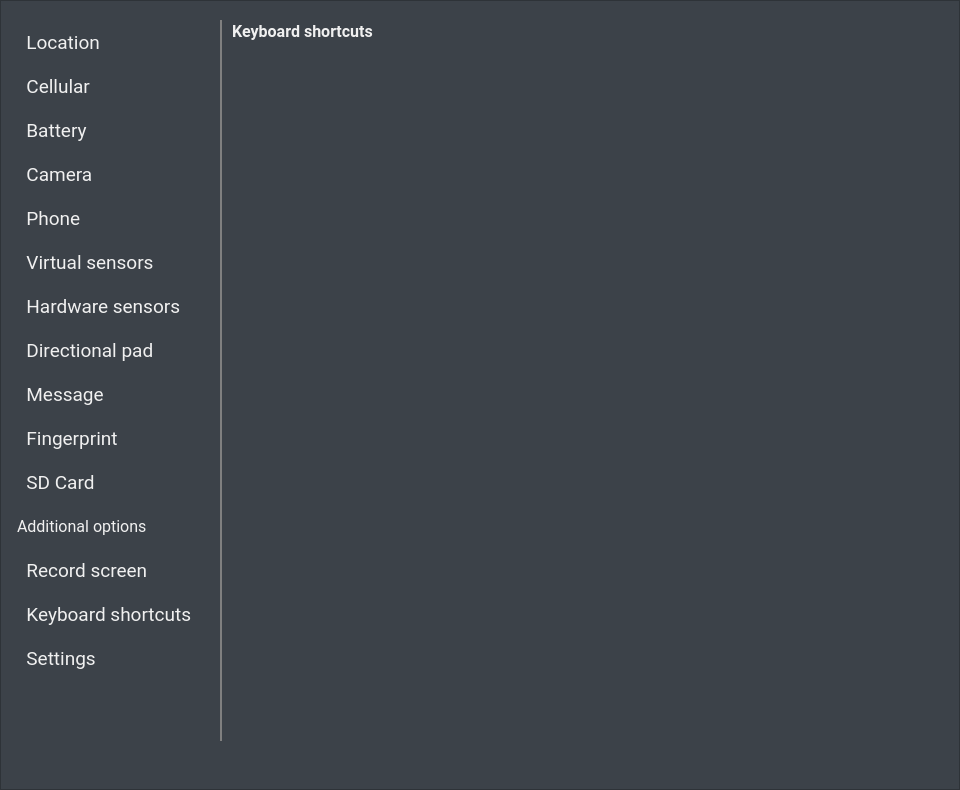
Before: the Qt Designer form android/skin/qt/extended.ui in aosp-mirror/platform_external_qemu, drawn with Qt 5.
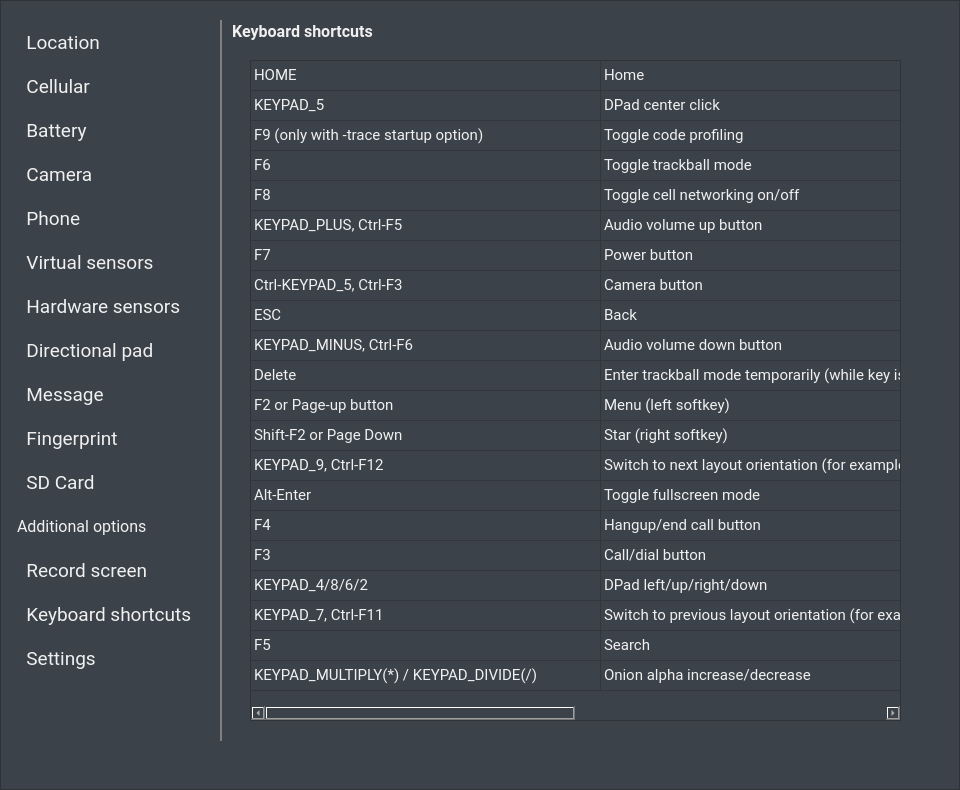
After: the same form once the commit is applied. The open tabs and pages were chosen to show the change. Icons and pictures are not drawn.

Commit message:
Populate the Keyboard shortcuts pane
Add a table showing the shortcut keys and their functions

Explicitly enable the table's headers, because QtDesigner
forgets this setting.

What changed in the file:
```diff
--- a/android/skin/qt/extended.ui
+++ b/android/skin/qt/extended.ui
@@ -1623,6 +1623,334 @@
       <string>Keyboard shortcuts</string>
      </property>
     </widget>
+    <widget class="QTableWidget" name="shortcutsTableWidget">
+     <property name="enabled">
+      <bool>true</bool>
+     </property>
+     <property name="geometry">
+      <rect>
+       <x>20</x>
+       <y>40</y>
+       <width>651</width>
+       <height>661</height>
+      </rect>
+     </property>
+     <property name="sizePolicy">
+      <sizepolicy hsizetype="Expanding" vsizetype="Expanding">
+       <horstretch>0</horstretch>
+       <verstretch>0</verstretch>
+      </sizepolicy>
+     </property>
+     <property name="minimumSize">
+      <size>
+       <width>651</width>
+       <height>0</height>
+      </size>
+     </property>
+     <property name="font">
+      <font>
+       <family>Roboto</family>
+       <pointsize>11</pointsize>
+      </font>
+     </property>
+     <property name="horizontalScrollBarPolicy">
+      <enum>Qt::ScrollBarAsNeeded</enum>
+     </property>
+     <property name="sortingEnabled">
+      <bool>false</bool>
+     </property>
+     <property name="wordWrap">
+      <bool>true</bool>
+     </property>
+     <property name="cornerButtonEnabled">
+      <bool>false</bool>
+     </property>
+     <property name="rowCount">
+      <number>21</number>
+     </property>
+     <attribute name="horizontalHeaderVisible">
+      <bool>false</bool>
+     </attribute>
+     <attribute name="horizontalHeaderCascadingSectionResizes">
+      <bool>true</bool>
+     </attribute>
+     <attribute name="horizontalHeaderDefaultSectionSize">
+      <number>350</number>
+     </attribute>
+     <attribute name="horizontalHeaderShowSortIndicator" stdset="0">
+      <bool>false</bool>
+     </attribute>
+     <attribute name="horizontalHeaderStretchLastSection">
+      <bool>false</bool>
+     </attribute>
+     <attribute name="verticalHeaderVisible">
+      <bool>false</bool>
+     </attribute>
+     <row/>
+     <row/>
+     <row/>
+     <row/>
+     <row/>
+     <row/>
+     <row/>
+     <row/>
+     <row/>
+     <row/>
+     <row/>
+     <row/>
+     <row/>
+     <row/>
+     <row/>
+     <row/>
+     <row/>
+     <row/>
+     <row/>
+     <row/>
+     <row/>
+     <column>
+      <property name="text">
+       <string>Shortcut key</string>
+      </property>
+      <property name="font">
+       <font>
+        <family>Roboto</family>
+        <pointsize>12</pointsize>
+       </font>
+      </property>
+     </column>
+     <column>
+      <property name="text">
+       <string>Description</string>
+      </property>
+      <property name="font">
+       <font>
+        <family>Roboto</family>
+        <pointsize>12</pointsize>
+       </font>
+      </property>
+     </column>
+     <item row="0" column="0">
+      <property name="text">
+       <string>HOME</string>
+      </property>
+      <property name="font">
+       <font>
+        <family>Roboto</family>
+       </font>
+      </property>
+      <property name="textAlignment">
+       <set>AlignLeft|AlignVCenter</set>
+      </property>
+      <property name="flags">
+       <set>NoItemFlags</set>
+      </property>
+     </item>
+     <item row="0" column="1">
+      <property name="text">
+       <string>Home</string>
+      </property>
+     </item>
+     <item row="1" column="0">
+      <property name="text">
+       <string>KEYPAD_5</string>
+      </property>
+     </item>
+     <item row="1" column="1">
+      <property name="text">
+       <string>DPad center click</string>
+      </property>
+     </item>
+     <item row="2" column="0">
+      <property name="text">
+       <string>F9 (only with -trace startup option)</string>
+      </property>
+     </item>
+     <item row="2" column="1">
+      <property name="text">
+       <string>Toggle code profiling</string>
+      </property>
+     </item>
+     <item row="3" column="0">
+      <property name="text">
+       <string>F6</string>
+      </property>
+     </item>
+     <item row="3" column="1">
+      <property name="text">
+       <string>Toggle trackball mode</string>
+      </property>
+     </item>
+     <item row="4" column="0">
+      <property name="text">
+       <string>F8</string>
+      </property>
+     </item>
+     <item row="4" column="1">
+      <property name="text">
+       <string>Toggle cell networking on/off</string>
+      </property>
+     </item>
+     <item row="5" column="0">
+      <property name="text">
+       <string>KEYPAD_PLUS, Ctrl-F5</string>
+      </property>
+     </item>
+     <item row="5" column="1">
+      <property name="text">
+       <string>Audio volume up button</string>
+      </property>
+     </item>
+     <item row="6" column="0">
+      <property name="text">
+       <string>F7</string>
+      </property>
+     </item>
+     <item row="6" column="1">
+      <property name="text">
+       <string>Power button</string>
+      </property>
+     </item>
+     <item row="7" column="0">
+      <property name="text">
+       <string>Ctrl-KEYPAD_5, Ctrl-F3</string>
+      </property>
+     </item>
+     <item row="7" column="1">
+      <property name="text">
+       <string>Camera button</string>
+      </property>
+     </item>
+     <item row="8" column="0">
+      <property name="text">
+       <string>ESC</string>
+      </property>
+     </item>
+     <item row="8" column="1">
+      <property name="text">
+       <string>Back</string>
+      </property>
+     </item>
+     <item row="9" column="0">
+      <property name="text">
+       <string>KEYPAD_MINUS, Ctrl-F6</string>
+      </property>
+     </item>
+     <item row="9" column="1">
+      <property name="text">
+       <string>Audio volume down button</string>
+      </property>
+     </item>
+     <item row="10" column="0">
+      <property name="text">
+       <string>Delete</string>
+      </property>
+     </item>
+     <item row="10" column="1">
+      <property name="text">
+       <string>Enter trackball mode temporarily (while key is pressed)</string>
+      </property>
+     </item>
+     <item row="11" column="0">
+      <property name="text">
+       <string>F2 or Page-up button</string>
+      </property>
+     </item>
+     <item row="11" column="1">
+      <property name="text">
+       <string>Menu (left softkey)</string>
+      </property>
+     </item>
+     <item row="12" column="0">
+      <property name="text">
+       <string>Shift-F2 or Page Down</string>
+      </property>
+     </item>
+     <item row="12" column="1">
+      <property name="text">
+       <string>Star (right softkey)</string>
+      </property>
+     </item>
+     <item row="13" column="0">
+      <property name="text">
+       <string>KEYPAD_9, Ctrl-F12</string>
+      </property>
+     </item>
+     <item row="13" column="1">
+      <property name="text">
+       <string>Switch to next layout orientation (for example, portrait, landscape)</string>
+      </property>
+     </item>
+     <item row="14" column="0">
+      <property name="text">
+       <string>Alt-Enter</string>
+      </property>
+     </item>
+     <item row="14" column="1">
+      <property name="text">
+       <string>Toggle fullscreen mode</string>
+      </property>
+     </item>
+     <item row="15" column="0">
+      <property name="text">
+       <string>F4</string>
+      </property>
+     </item>
+     <item row="15" column="1">
+      <property name="text">
+       <string>Hangup/end call button</string>
+      </property>
+     </item>
+     <item row="16" column="0">
+      <property name="text">
+       <string>F3</string>
+      </property>
+     </item>
+     <item row="16" column="1">
+      <property name="text">
+       <string>Call/dial button</string>
+      </property>
+     </item>
+     <item row="17" column="0">
+      <property name="text">
+       <string>KEYPAD_4/8/6/2</string>
+      </property>
+     </item>
+     <item row="17" column="1">
+      <property name="text">
+       <string>DPad left/up/right/down</string>
+      </property>
+     </item>
+     <item row="18" column="0">
+      <property name="text">
+       <string>KEYPAD_7, Ctrl-F11</string>
+      </property>
+     </item>
+     <item row="18" column="1">
+      <property name="text">
+       <string>Switch to previous layout orientation (for example, portrait, landscape)</string>
+      </property>
+     </item>
+     <item row="19" column="0">
+      <property name="text">
+       <string>F5</string>
+      </property>
+     </item>
+     <item row="19" column="1">
+      <property name="text">
+       <string>Search</string>
+      </property>
+     </item>
+     <item row="20" column="0">
+      <property name="text">
+       <string>KEYPAD_MULTIPLY(*) / KEYPAD_DIVIDE(/)</string>
+      </property>
+     </item>
+     <item row="20" column="1">
+      <property name="text">
+       <string>Onion alpha increase/decrease</string>
+      </property>
+     </item>
+    </widget>
    </widget>
    <widget class="QWidget" name="page_5">
     <widget class="QGroupBox" name="sd_group_2">
```
The commit also changes 3 other files.
